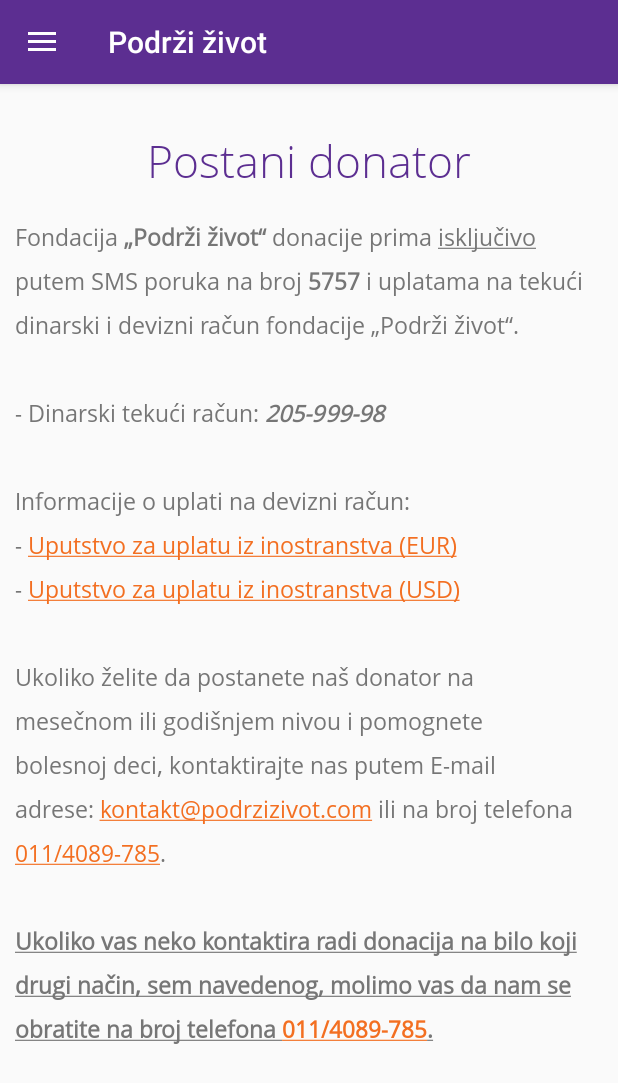
After one commit to Kursulla/smshelp, an Android app: the BecomeDonatorActivity screen opened directly, with no data from a screen before it, on a phone screen of 412 x 824 dp. The commit adds this screen. Shown: the top 1083 px of the screen. Run offline under Robolectric (Android 15) with nearby library versions, the phone set to English and light mode, and no system bars.

Commit message:
Introduced BecomeDonator and Become Volunteer activities

```diff
--- /dev/null
+++ b/app/src/main/java/com/eutechpro/smshelp/become_volunteer/BecomeDonatorActivity.kt
@@ -0,0 +1,24 @@
+package com.eutechpro.smshelp.become_volunteer
+
+import android.os.Bundle
+import android.text.method.LinkMovementMethod
+import com.eutechpro.smshelp.BaseActivity
+import com.eutechpro.smshelp.R
+import com.eutechpro.smshelp.custom_views.TextViewFont
+import com.eutechpro.smshelp.extensions.fromHtml
+import org.jetbrains.anko.find
+
+
+class BecomeDonatorActivity : BaseActivity() {
+    override fun onCreate(savedInstanceState: Bundle?) {
+        super.onCreate(savedInstanceState)
+        setContentView(R.layout.drawer_activity)
+        setSupportActionBar(find(R.id.toolbar))
+        initDrawer()
+        inflateContentLayout(R.layout.become_donator_incl_content)
+
+        val description = find<TextViewFont>(R.id.description)
+        description.fromHtml(R.string.become_donator_description)
+        description.movementMethod = LinkMovementMethod.getInstance()
+    }
+}
--- /dev/null
+++ b/app/src/main/res/layout/become_donator_incl_content.xml
@@ -0,0 +1,52 @@
+<?xml version="1.0" encoding="utf-8"?>
+<ScrollView
+    xmlns:android="http://schemas.android.com/apk/res/android"
+    xmlns:app="http://schemas.android.com/apk/res-auto"
+    xmlns:tools="http://schemas.android.com/tools"
+    android:layout_width="match_parent"
+    android:layout_height="match_parent"
+    app:layout_behavior="@string/appbar_scrolling_view_behavior"
+    tools:context="com.eutechpro.smshelp.become_volunteer.BecomeVolunteerActivity"
+    >
+<android.support.constraint.ConstraintLayout
+    android:layout_width="match_parent"
+    android:layout_height="wrap_content"
+    android:padding="10dp"
+    >
+
+    <com.eutechpro.smshelp.custom_views.TextViewFont
+        android:id="@+id/title"
+        android:layout_width="wrap_content"
+        style="@style/h1"
+        android:layout_height="wrap_content"
+        android:layout_marginTop="20dp"
+        android:lineSpacingExtra="8sp"
+        android:textAppearance="@style/TextAppearance.AppCompat.Headline"
+        android:layout_marginLeft="8dp"
+        android:layout_marginRight="8dp"
+        app:layout_constraintTop_toTopOf="parent"
+        android:text="@string/become_donator_title"
+        app:layout_constraintLeft_toLeftOf="parent"
+        app:layout_constraintRight_toRightOf="parent"
+        />
+
+    <com.eutechpro.smshelp.custom_views.TextViewFont
+        android:id="@+id/description"
+        style="@style/text"
+        android:layout_width="wrap_content"
+        android:layout_height="wrap_content"
+        android:layout_marginLeft="8dp"
+        android:layout_marginRight="8dp"
+        android:layout_marginTop="81dp"
+        android:lineSpacingExtra="8sp"
+        android:textAppearance="@style/TextAppearance.AppCompat.Headline"
+        app:layout_constraintHorizontal_bias="0.503"
+        app:layout_constraintLeft_toLeftOf="parent"
+        app:layout_constraintRight_toRightOf="parent"
+        app:layout_constraintTop_toTopOf="parent"
+        tools:text="@string/become_donator_description"
+        />
+
+
+</android.support.constraint.ConstraintLayout>
+</ScrollView>
--- a/app/src/main/res/values/colors.xml
+++ b/app/src/main/res/values/colors.xml
@@ -3,4 +3,5 @@
     <color name="colorPrimary">#5c2e91</color>
     <color name="colorPrimaryDark">#572393</color>
     <color name="colorAccent">#f36f21</color>
+    <color name="text">#767676</color>
 </resources>
--- a/app/src/main/res/values/strings.xml
+++ b/app/src/main/res/values/strings.xml
@@ -1,6 +1,6 @@
 <resources>
-    <string name="app_name">SMS Pomoc</string>
-    <string name="title_activity_main2">Main2Activity</string>
+    <string name="app_name">Podrži život</string>
+    <string name="home_activity_title">Podrži život</string>
 
     <!--Navigation-->
     <string name="navigation_drawer_open">Open navigation drawer</string>
@@ -19,4 +19,37 @@
 
     <!--Error messages-->
     <string name="error_cant_check_subscription">Nismo u mogucnosti da odredimo da li ste zakazali slanje</string>
+
+    <!-- Become volunteer-->
+    <string name="become_volunteer_activity_title">Podrzi zivot</string>
+    <string name="become_volunteer_title">Postani volonter</string>
+    <string name="become_volunteer_description"><![CDATA[
+    Fondacija <b>„Podrži život“</b> vas poziva da postanete deo našeg tima!
+    <br/>Popunite Anketu za volontere OVDE i pošaljite je na E-mail: <a href="mailto:volonteri@podrzizivot.com">volonteri@podrzizivot.com</a>
+    <br/>Nakon poslate ankete, očekujte poziv na upoznavanje i razgovor sa zaposlenima u fondaciji, gde će vam detaljno biti objašnjeno koji su tačno poslovi volontera.
+]]></string>
+    <string name="become_volunteer_moto">Volonteri su uvek dobrodošli i potrebni</string>
+
+    <!-- Become donator-->
+    <string name="become_donator_activity_title">Podrži život</string>
+    <string name="become_donator_title">Postani donator</string>
+    <string name="become_donator_description"><![CDATA[
+    Fondacija <b>„Podrži život“</b> donacije prima <u>isključivo</u> putem SMS poruka na broj <b>5757</b> i uplatama na tekući dinarski i devizni račun fondacije „Podrži život“.
+    <br/><br/>
+ - Dinarski tekući račun: <b><i>205-999-98</i></b>
+<br/><br/>
+Informacije o uplati na devizni račun:
+<br/> - <a href = "http://www.podrzizivot.com/wp-content/uploads/2016/12/Uputstvo-za-uplatu-EUR.pdf">Uputstvo za uplatu iz inostranstva (EUR)</a></li>
+<br/> - <a href = "http://www.podrzizivot.com/wp-content/uploads/2016/12/Uputstvo-za-uplatu-USD.pdf">Uputstvo za uplatu iz inostranstva (USD)</a></li>
+
+<br/><br/>
+Ukoliko želite da postanete naš donator na mesečnom ili godišnjem nivou i pomognete bolesnoj deci,
+kontaktirajte nas putem E-mail adrese: <a href="mailto:kontakt@podrzizivot.com>kontakt@podrzizivot.com</a>
+ili na broj telefona <a href="tel:0114089785">011/4089-785</a>.
+<br/><br/>
+<b><u>Ukoliko vas neko kontaktira radi donacija na bilo koji drugi način, sem navedenog, molimo vas da nam se obratite na broj telefona <a href="tel:0114089785">011/4089-785</a>.</b></u>
+
+]]></string>
+
+
 </resources>
--- a/app/src/main/res/values/styles.xml
+++ b/app/src/main/res/values/styles.xml
@@ -17,4 +17,28 @@
 
     <style name="AppTheme.PopupOverlay" parent="ThemeOverlay.AppCompat.Light"/>
 
+    <style name="h">
+        <item name="android:textColor">@color/colorPrimary</item>
+        <item name="font">OpenSans-Light.ttf</item>
+    </style>
+
+    <style name="h1" parent="h">
+        <item name="android:textSize">30sp</item>
+    </style>
+
+    <style name="h2" parent="h">
+        <item name="android:textSize">24sp</item>
+    </style>
+
+    <style name="h3" parent="h">
+        <item name="font">OpenSans-Bold.ttf</item>
+        <item name="android:textColor">@color/text</item>
+        <item name="android:textSize">16sp</item>
+    </style>
+
+    <style name="text">
+        <item name="font">OpenSans-Regular.ttf</item>
+        <item name="android:textColor">@color/text</item>
+        <item name="android:textSize">15sp</item>
+    </style>
 </resources>
```
Also changed, not shown: app/build.gradle (+8 -8 lines), app/src/main/AndroidManifest.xml (+18 -14 lines), app/src/main/java/com/eutechpro/smshelp/become_volunteer/BecomeVolunteerActivity.kt (added, +25 -0 lines), app/src/main/res/layout/become_volunteer_incl_content.xml (added, +68 -0 lines), app/src/main/res/layout/content_main.xml (deleted, +0 -26 lines), app/src/main/res/layout/drawer_menu_header.xml (renamed from app/src/main/res/layout/nav_header_main.xml), 1 other file.
